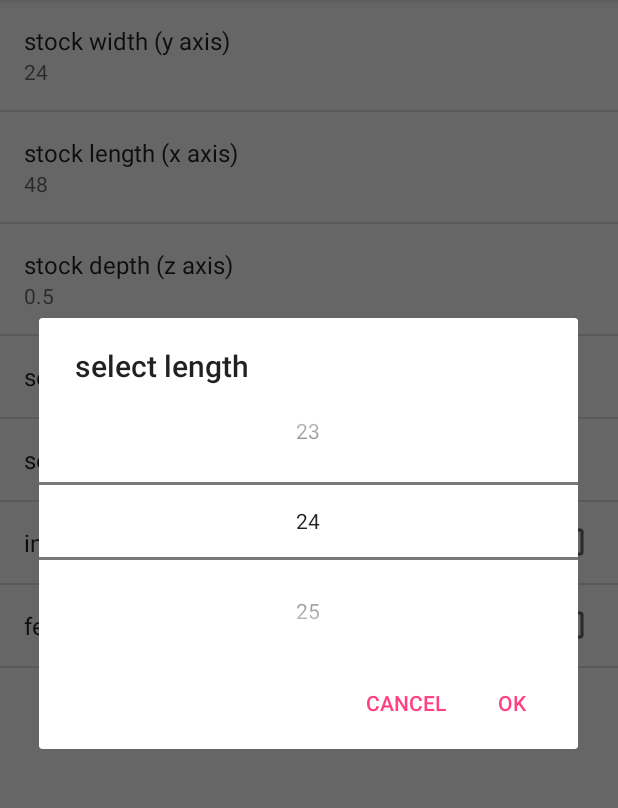
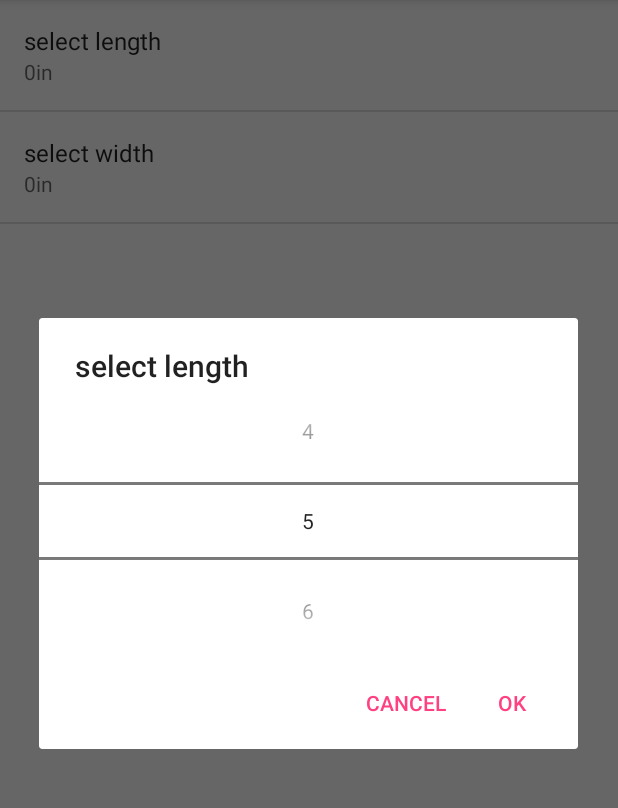
Before and after one commit to mgree/carving-factory, an Android app: the DisplaySettingsActivity screen opened directly, with no data from a screen before it, after a tap on "select length", on a phone screen of 412 x 824 dp, the part 84-892 px from its top. Run offline under Robolectric (Android 15) with nearby library versions, the phone set to English and light mode, and no system bars.

Commit message:
Settings preferences overhauled to a simpler set-up.

```diff
--- a/app/src/main/java/com/labgmail/pomona/greenberg/cnccarvingfactory/DisplaySettingsActivity.java
+++ b/app/src/main/java/com/labgmail/pomona/greenberg/cnccarvingfactory/DisplaySettingsActivity.java
@@ -4,6 +4,7 @@ import android.content.SharedPreferences;
 import android.os.Bundle;
 import android.preference.Preference;
 import android.preference.PreferenceFragment;
+import android.preference.PreferenceScreen;
 import android.support.annotation.Nullable;
 import android.support.v7.app.AppCompatActivity;
 import android.support.v7.preference.PreferenceManager;
@@ -18,13 +19,9 @@ import android.view.ViewGroup;
 
 public class DisplaySettingsActivity extends AppCompatActivity  {
 
-    public static final String KEY_LENGTH = "pref_length";
-    public static final String KEY_WIDTH = "pref_width";
-    public static final String KEY_DEPTH = "pref_depth";
-    public static final String KEY_NUMB1 = "pref_wLength";
-    public static final String KEY_NUMB2 = "pref_wWidth";
-
-
+    public static final String KEY_DEPTH = "pref_wDepth";
+    public static final String KEY_LENGTH = "pref_wLength";
+    public static final String KEY_WIDTH = "pref_wWidth";
 
     public static class SettingsFragment extends PreferenceFragment implements SharedPreferences.OnSharedPreferenceChangeListener {
 
@@ -34,15 +31,23 @@ public class DisplaySettingsActivity extends AppCompatActivity  {
             addPreferencesFromResource(R.xml.preferences);
 
             SharedPreferences prefs = getPreferenceManager().getSharedPreferences();
-            for (String key : new String[] { KEY_LENGTH, KEY_WIDTH, KEY_DEPTH}) {
-                findPreference(key).setSummary(prefs.getString(key, null));
+            for (String key : new String[] { KEY_LENGTH, KEY_WIDTH /*, KEY_DEPTH */}) {
+                findPreference(key).setSummary(Integer.toString(prefs.getInt(key, 0)) + "in");
             }
         }
-// See if you can change the paramater from string to an int and then get rid of the text preferences
+
         @Override
         public void onSharedPreferenceChanged(SharedPreferences sharedPreferences, String key) {
             Preference pref = findPreference(key);
-            if (pref != null) {
+
+            if (pref == null) {
+                return;
+            }
+
+            if (key.equals(KEY_LENGTH) || key.equals(KEY_WIDTH) || key.equals(KEY_DEPTH)) {
+                int val = sharedPreferences.getInt(key, 0);
+                pref.setSummary(Integer.toString(val) + "in");
+            } else {
                 String val = sharedPreferences.getString(key,null);
                 Log.d("PREF",String.format("updated %s to %s",key,val));
                 pref.setSummary(val);
@@ -89,17 +94,4 @@ public class DisplaySettingsActivity extends AppCompatActivity  {
                 .commit();
     }
 
-
-
-    // So what has to happen is a preference needs to be made (a custom preference that extends Preference with a NumberPicker)
-    // That needs to be run in a PreferenceFragment
-    // Set the default value
-    // Go over Preferences and Settings API figure out how to get vaue entered to make a new rectangle with those dimensions...
-    // Hmm will probably need a conversion factor for square feet to dp(whatever unit of measure that is)
-    // Ok we have a full day ahead of us tomorrow. Get ready buddy ole pall.
-    // Ok update, the settings button changes the view and they each individually save their values but they do nothing with them.
-    // Also i need to figure out how to make it so that the only values that can be entered are integer values.
-    // Also how to keep the pop up window from poping up whenever someone opens the app (the alpha picker).
-    // Change from EditTextPreference to NumberPickerPreference
 }
-//
--- a/app/src/main/java/com/labgmail/pomona/greenberg/cnccarvingfactory/DrawingActivity.java
+++ b/app/src/main/java/com/labgmail/pomona/greenberg/cnccarvingfactory/DrawingActivity.java
@@ -5,6 +5,8 @@ import android.app.Activity;
 import android.content.Intent;
 import android.content.SharedPreferences;
 import android.graphics.drawable.ColorDrawable;
+import android.preference.Preference;
+import android.preference.PreferenceScreen;
 import android.support.v7.app.ActionBar;
 import android.support.v7.app.AppCompatActivity;
 import android.os.Bundle;
--- a/app/src/main/java/com/labgmail/pomona/greenberg/cnccarvingfactory/NumberPickerPreference.java
+++ b/app/src/main/java/com/labgmail/pomona/greenberg/cnccarvingfactory/NumberPickerPreference.java
@@ -3,12 +3,16 @@ package com.labgmail.pomona.greenberg.cnccarvingfactory;
 import android.app.DialogFragment;
 import android.content.Context;
 import android.content.res.TypedArray;
+import android.os.Bundle;
 import android.os.Parcel;
 import android.os.Parcelable;
 import android.preference.DialogPreference;
+import android.support.annotation.Nullable;
 import android.util.AttributeSet;
 import android.util.TypedValue;
+import android.view.LayoutInflater;
 import android.view.View;
+import android.view.ViewGroup;
 import android.widget.NumberPicker;
 import android.widget.TextView;
 
@@ -18,18 +22,13 @@ import android.widget.TextView;
 
 public class NumberPickerPreference extends DialogPreference {
 
-    private int mCValue;
+    private int mDistance;
     private static final int DEFAULT_VALUE = 5;
-    private NumberPicker numPicker;
-    private static final int mDialogLayout = R.layout.picker_layout;
+    private NumberPicker mDistPicker;
 
-    public NumberPickerPreference(Context context) {
-        this(context, null, 0);
-    }
+    public NumberPickerPreference(Context context) { this(context, null, 0); }
 
-    public NumberPickerPreference(Context context, AttributeSet attrs) {
-        this(context, attrs, 0);
-    }
+    public NumberPickerPreference(Context context, AttributeSet attrs) { this(context, attrs, 0); }
 
     public NumberPickerPreference(Context context, AttributeSet attrs, int defStyle) {
         super(context, attrs);
@@ -39,130 +38,29 @@ public class NumberPickerPreference extends DialogPreference {
         setNegativeButtonText(android.R.string.cancel);
     }
 
+    @Override
+    protected void onBindDialogView(View v) {
+        super.onBindDialogView(v);
 
+        mDistance = getPersistedInt(DEFAULT_VALUE);
 
-    @Override
-    public int getDialogLayoutResource() {
-        return mDialogLayout;
-    }
+        mDistPicker = (NumberPicker) v.findViewById(R.id.measure_amount_id);
+        mDistPicker.setMinValue(0);
+        mDistPicker.setMaxValue(12 * 5); // 5' ... might need to convert to appropriate current unit
+        mDistPicker.setValue(mDistance);
 
-
-    @Override
-    protected View onCreateDialogView() {
-        numPicker = new NumberPicker(getContext());
-        numPicker.setMinValue(0);
-        numPicker.setMaxValue(60);
-
-        numPicker.setValue(mCValue);
-        return numPicker;
-    }
-    @Override
-    protected void onDialogClosed(boolean positive) {
-        if(positive) {
-            numPicker.clearFocus();
-
-//            persistInt(mCValue);
-//            setValue(numPicker.getValue());
-//            int apple = 0;
-            try {
-               int apple = Integer.parseInt(String.valueOf(numPicker.getValue()));
-                setValue(apple);
-            } catch (NumberFormatException e) {
+        mDistPicker.setOnValueChangedListener(new NumberPicker.OnValueChangeListener() {
+            @Override
+            public void onValueChange(NumberPicker picker, int oldVal, int newVal) {
+                mDistance = newVal;
             }
-
-        }
+        });
     }
 
     @Override
-    protected void onSetInitialValue(boolean rpv, Object defaultV) {
-
-        setValue(rpv ? getPersistedInt(mCValue) : (Integer) defaultV);
-        if(rpv) {
-            mCValue = this.getPersistedInt(DEFAULT_VALUE);
-        } else {
-            mCValue = (Integer) defaultV;
-            persistInt(mCValue);
+    protected void onDialogClosed(boolean positive) {
+        if(positive && shouldPersist()) {
+            persistInt(mDistance);
         }
     }
-
-    @Override
-    protected Object onGetDefaultValue(TypedArray a, int index) {
-        return a.getInteger(index, DEFAULT_VALUE);
-    }
-
-    public void setValue(int value) {
-        if (shouldPersist()) {
-            try {
-                int apple = Integer.parseInt(" " + value);
-                setValue(apple);
-                persistInt(value);
-            } catch (NumberFormatException e) {
-            }
-
-        }
-
-        if (value != mCValue) {
-            mCValue = value;
-            notifyChanged();
-        }
-    }
-
-    protected Parcelable onSuperInstanceState() {
-        final Parcelable superState = super.onSaveInstanceState();
-
-        if (isPersistent()) {
-            return superState;
-        }
-
-        final SavedState myState = new SavedState(superState);
-        myState.value = mCValue;
-        return myState;
-    }
-
-    protected void onRestoreInstanceState(Parcelable state) {
-        if (state == null || !state.getClass().equals(SavedState.class)) {
-            super.onRestoreInstanceState(state);
-            return;
-        }
-
-        SavedState myState = (SavedState) state;
-        super.onRestoreInstanceState(myState.getSuperState());
-        numPicker.setValue(myState.value);
-    }
-
-    public void onValueChange(NumberPicker picker, int oldVal, int newVal) {
-
-    }
-
-    private static class SavedState extends View.BaseSavedState {
-        int value;
-
-        public SavedState(Parcelable superState) {
-            super(superState);
-        }
-
-        public SavedState(Parcel source) {
-            super(source);
-            value = source.readInt();
-        }
-
-        @Override
-        public void writeToParcel(Parcel dest, int flags) {
-            super.writeToParcel(dest,flags);
-            dest.writeInt(value);
-        }
-
-        public static final Parcelable.Creator<SavedState> CREATOR = new Parcelable.Creator<SavedState>() {
-
-            public SavedState createFromParcel(Parcel in) {
-                return new SavedState(in);
-            }
-
-            public SavedState[] newArray(int size) {
-                return new SavedState[size];
-            }
-        };
-
-    }
-
 }
--- a/app/src/main/res/layout/picker_layout.xml
+++ b/app/src/main/res/layout/picker_layout.xml
@@ -1,5 +1,6 @@
 <?xml version="1.0" encoding="utf-8"?>
 <NumberPicker xmlns:android="http://schemas.android.com/apk/res/android"
-    android:layout_width="match_parent" android:layout_height="match_parent">
-
-</NumberPicker>
+    android:id="@+id/measure_amount_id"
+    android:layout_width="match_parent"
+    android:layout_height="match_parent"
+    android:visibility="visible"></NumberPicker>
--- a/app/src/main/res/values/strings.xml
+++ b/app/src/main/res/values/strings.xml
@@ -10,7 +10,7 @@
     <string name="cancel" >cancel</string>
     <string name="settings" >settings</string>
     <string name="select_dimensions">select length and width</string>
-    <string name="pref_width">stock width (y axis)</string>
-    <string name="pref_length">stock length (x axis)</string>
-    <string name="pref_depth">stock depth (z axis)</string>
+    <string name="pref_width">set stock width (y axis)</string>
+    <string name="pref_length">set stock length (x axis)</string>
+    <string name="pref_depth">set stock depth (z axis)</string>
 </resources>
--- a/app/src/main/res/values/styles.xml
+++ b/app/src/main/res/values/styles.xml
@@ -20,4 +20,6 @@
         <item name="android:background">@color/black_overlay</item>
     </style>
 
+
+
 </resources>
--- a/app/src/main/res/xml/preferences.xml
+++ b/app/src/main/res/xml/preferences.xml
@@ -1,17 +1,22 @@
 <?xml version="1.0" encoding="utf-8"?>
 <PreferenceScreen xmlns:android="http://schemas.android.com/apk/res/android">
-    <EditTextPreference
-        android:key="pref_width"
-        android:title="@string/pref_width"
-        android:defaultValue="24" />
-    <EditTextPreference
-        android:key="pref_length"
-        android:title="@string/pref_length"
-        android:defaultValue="48" />
-    <EditTextPreference
-        android:key="pref_depth"
-        android:title="@string/pref_depth"
-        android:defaultValue="0.5" />
+    <!--<PreferenceScreen-->
+        <!--android:key="dimension_settings"-->
+        <!--android:title="@string/select_dimensions"-->
+        <!--android:persistent="false">-->
+        <!--<EditTextPreference-->
+        <!--android:key="pref_width"-->
+        <!--android:title="@string/pref_width"-->
+        <!--android:defaultValue="24" />-->
+        <!--<EditTextPreference-->
+            <!--android:key="pref_length"-->
+            <!--android:title="@string/pref_length"-->
+            <!--android:defaultValue="48" />-->
+        <!--<EditTextPreference-->
+            <!--android:key="pref_depth"-->
+            <!--android:title="@string/pref_depth"-->
+            <!--android:defaultValue="0.5" />-->
+    <!--</PreferenceScreen>-->
     <com.labgmail.pomona.greenberg.cnccarvingfactory.NumberPickerPreference
         android:key="pref_wLength"
         android:title="select length"
@@ -20,12 +25,12 @@
         android:key="pref_wWidth"
         android:title="select width"
         android:defaultValue="24"/>
-    <CheckBoxPreference
-        android:defaultValue="false"
-        android:key="pref_inch"
-        android:title="inches" />
-    <CheckBoxPreference
-        android:defaultValue="false"
-        android:key="pref_feet"
-        android:title="feet" />
+    <!--<CheckBoxPreference-->
+        <!--android:defaultValue="false"-->
+        <!--android:key="pref_inch"-->
+        <!--android:title="inches" />-->
+    <!--<CheckBoxPreference-->
+        <!--android:defaultValue="false"-->
+        <!--android:key="pref_feet"-->
+        <!--android:title="feet" />-->
 </PreferenceScreen>
```
